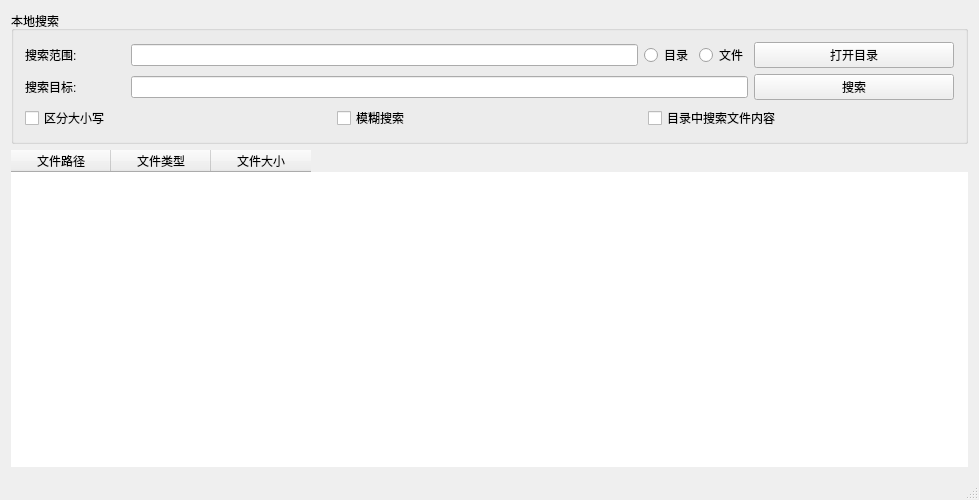
This is SimpleDesktopTool/mainwindow.ui in toiime/MyTools as Qt 5 draws it before an edit. The edited form follows.
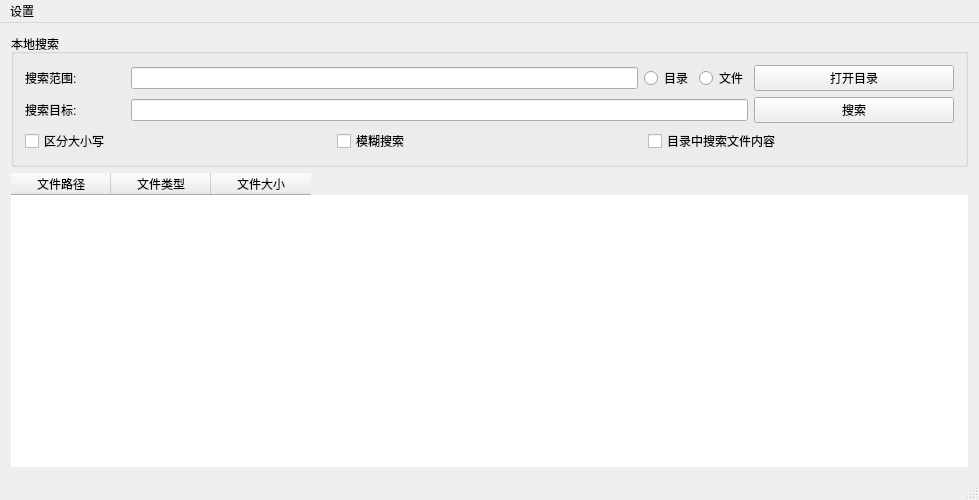
This is the edited form. Custom widgets are drawn as their Qt base class.

Commit message: 提交 设置Dlg

Patch:
```diff
--- a/SimpleDesktopTool/mainwindow.ui
+++ b/SimpleDesktopTool/mainwindow.ui
@@ -250,6 +250,13 @@
      <height>23</height>
     </rect>
    </property>
+   <widget class="QMenu" name="menu">
+    <property name="title">
+     <string>设置</string>
+    </property>
+    <addaction name="action_searchCondition"/>
+   </widget>
+   <addaction name="menu"/>
   </widget>
   <widget class="QStatusBar" name="statusBar"/>
  </widget>
```
Left out of the diff: 5 changed lines with no effect on the pictures. The commit also changes 8 other files.
